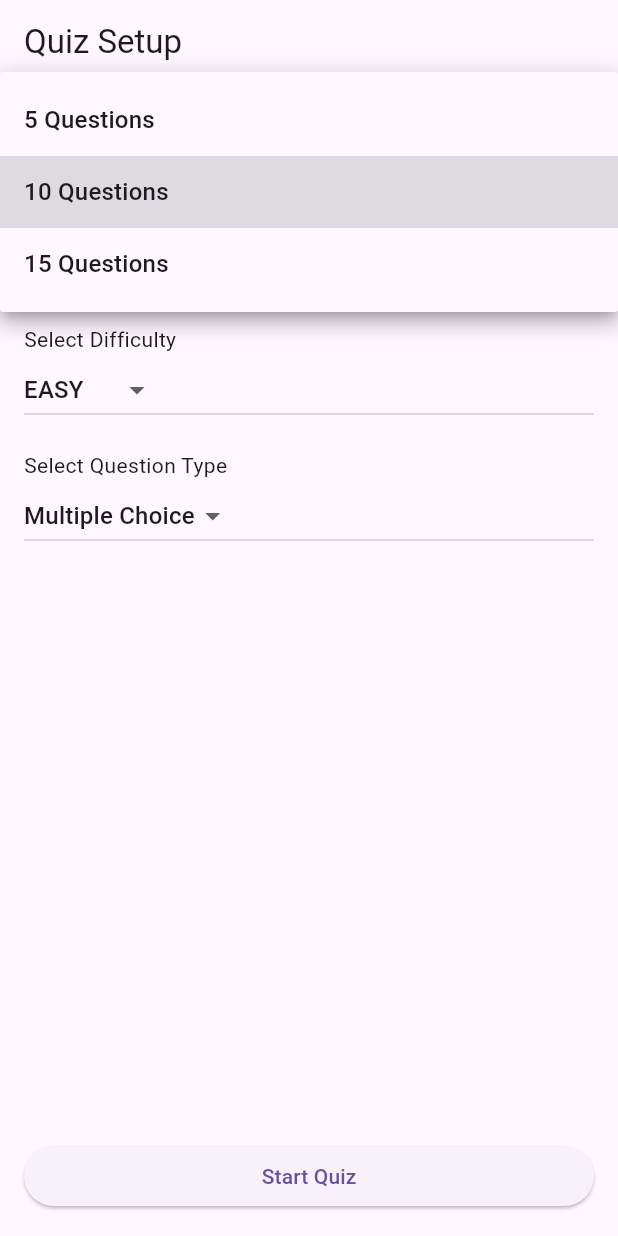
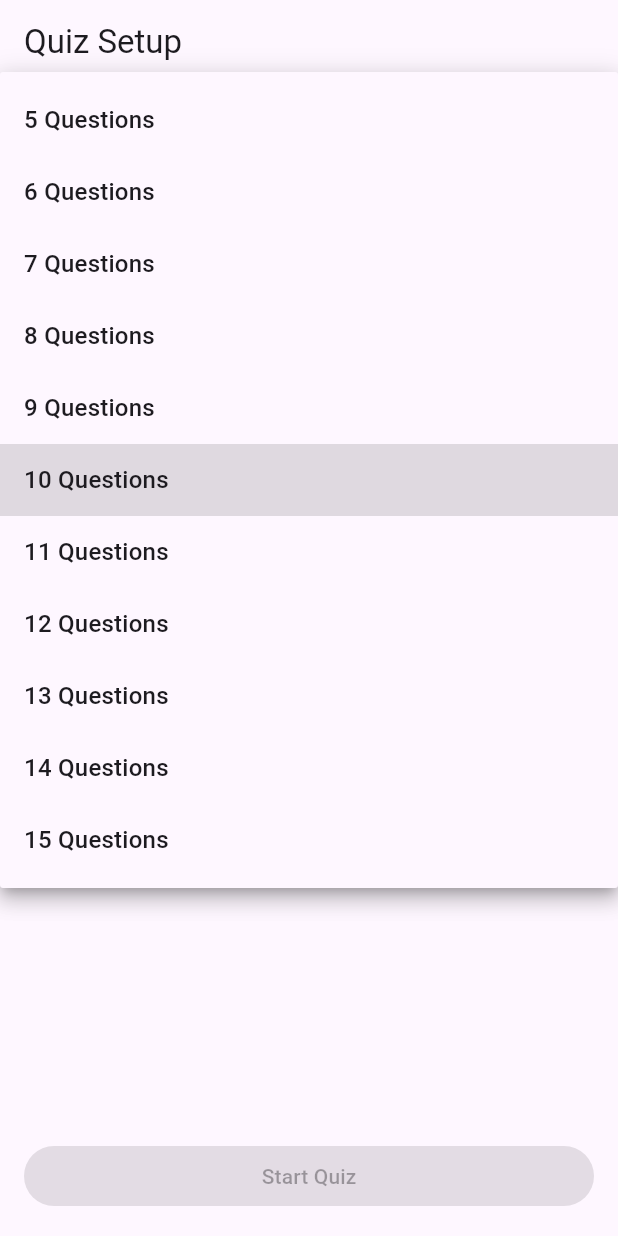
Before and after one commit to navedn/flutter-quizapp, a Flutter app: the screen it shows after launch, after a tap on an icon or button, on a phone screen of 412 x 824 dp. Run offline on Flutter 3.47's test engine with Material 3 defaults, Android fonts, the phone set to English and light mode, and no system bars; network calls fail.

Commit message:
Bug-fixes to make app work

```diff
--- a/lib/screens/quiz_setup_screen.dart
+++ b/lib/screens/quiz_setup_screen.dart
@@ -1,9 +1,6 @@
 import 'dart:convert';
-
 import 'package:flutter/material.dart';
-
 import 'quiz_screen.dart';
-
 import 'package:http/http.dart' as http;
 
 class QuizSetupScreen extends StatefulWidget {
@@ -12,9 +9,9 @@ class QuizSetupScreen extends StatefulWidget {
 }
 
 class _QuizSetupScreenState extends State<QuizSetupScreen> {
-  final List<int> _questionCounts = [5, 10, 15];
+  final List<int> _questionCounts = [5, 6, 7, 8, 9, 10, 11, 12, 13, 14, 15];
   int _selectedQuestionCount = 10;
-  String _selectedCategory = 'General Knowledge';
+  String? _selectedCategory; // Nullable to handle initialization
   String _selectedDifficulty = 'easy';
   String _selectedType = 'multiple';
 
@@ -32,7 +29,16 @@ class _QuizSetupScreenState extends State<QuizSetupScreen> {
     if (response.statusCode == 200) {
       final data = json.decode(response.body);
       setState(() {
-        _categories = List<Map<String, String>>.from(data['trivia_categories']);
+        _categories = (data['trivia_categories'] as List<dynamic>)
+            .map((category) => {
+                  'id': category['id'].toString(),
+                  'name': category['name'] as String,
+                })
+            .toList();
+        // Set _selectedCategory to the first category ID
+        if (_categories.isNotEmpty) {
+          _selectedCategory = _categories.first['id'];
+        }
       });
     } else {
       throw Exception('Failed to load categories');
@@ -45,7 +51,7 @@ class _QuizSetupScreenState extends State<QuizSetupScreen> {
       MaterialPageRoute(
         builder: (context) => QuizScreen(
           questionCount: _selectedQuestionCount,
-          category: _selectedCategory,
+          category: _selectedCategory!,
           difficulty: _selectedDifficulty,
           type: _selectedType,
         ),
@@ -69,18 +75,23 @@ class _QuizSetupScreenState extends State<QuizSetupScreen> {
                   setState(() => _selectedQuestionCount = value!),
               items: _questionCounts.map((count) {
                 return DropdownMenuItem(
-                    value: count, child: Text('$count Questions'));
+                  value: count,
+                  child: Text('$count Questions'),
+                );
               }).toList(),
             ),
             SizedBox(height: 16),
             Text('Select Category'),
+            if (_categories.isEmpty) Text('Loading categories...'),
+            if (_categories.isNotEmpty)
               DropdownButton<String>(
                 value: _selectedCategory,
-              onChanged: (value) => setState(() => _selectedCategory = value!),
+                onChanged: (value) =>
+                    setState(() => _selectedCategory = value!),
                 items: _categories.map((category) {
                   return DropdownMenuItem(
                     value: category['id'],
-                  child: Text(category['name']!),
+                    child: Text(category['name'] ?? ''),
                   );
                 }).toList(),
               ),
@@ -92,7 +103,9 @@ class _QuizSetupScreenState extends State<QuizSetupScreen> {
                   setState(() => _selectedDifficulty = value!),
               items: ['easy', 'medium', 'hard'].map((level) {
                 return DropdownMenuItem(
-                    value: level, child: Text(level.toUpperCase()));
+                  value: level,
+                  child: Text(level.toUpperCase()),
+                );
               }).toList(),
             ),
             SizedBox(height: 16),
@@ -104,12 +117,13 @@ class _QuizSetupScreenState extends State<QuizSetupScreen> {
                 return DropdownMenuItem(
                   value: type,
                   child: Text(
-                        type == 'multiple' ? 'Multiple Choice' : 'True/False'));
+                      type == 'multiple' ? 'Multiple Choice' : 'True/False'),
+                );
               }).toList(),
             ),
             Spacer(),
             ElevatedButton(
-              onPressed: _startQuiz,
+              onPressed: _categories.isNotEmpty ? _startQuiz : null,
               child: Text('Start Quiz'),
             ),
           ],
```
Lines whose indentation alone changed are shown as unchanged.
